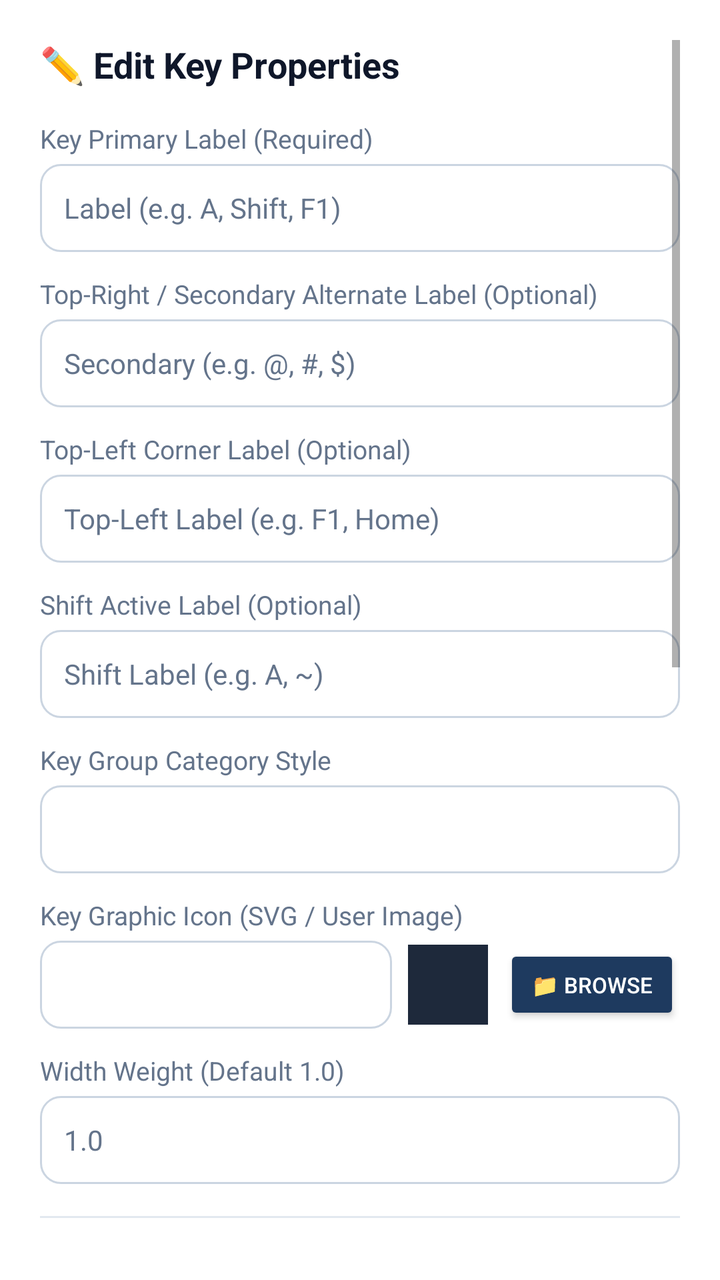
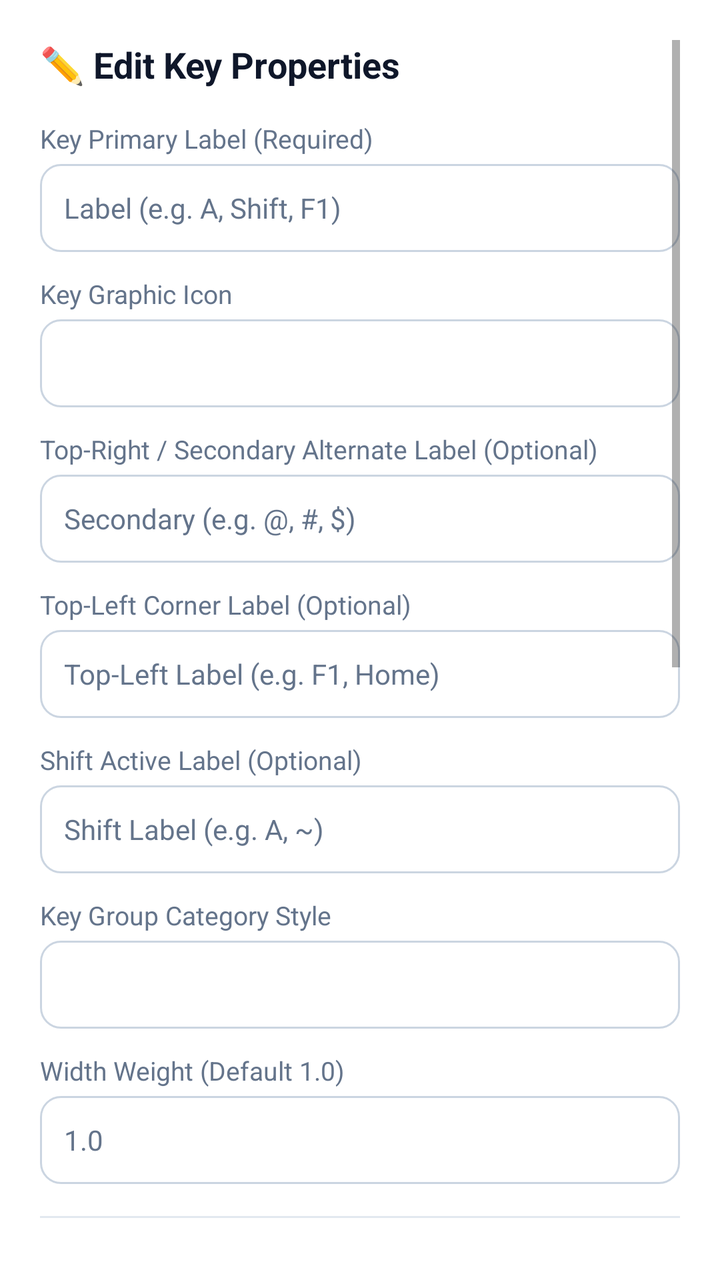

Screens rendered from an Android XML layout before and after an edit, with the pre-edit source and the edit as a unified diff.
<!-- AndroidManifest.xml: application theme Theme.ProgrammerKeyboard -->
<!-- res/layout/dialog_edit_key.xml -->
<?xml version="1.0" encoding="utf-8"?>
<ScrollView xmlns:android="http://schemas.android.com/apk/res/android"
    android:layout_width="match_parent"
    android:layout_height="wrap_content"
    android:padding="20dp">

    <LinearLayout
        android:layout_width="match_parent"
        android:layout_height="wrap_content"
        android:orientation="vertical">

        <TextView
            android:layout_width="wrap_content"
            android:layout_height="wrap_content"
            android:text="✏️ Edit Key Properties"
            android:textColor="@color/settings_text_header"
            android:textSize="18sp"
            android:textStyle="bold"
            android:layout_marginBottom="16dp" />

        
        <TextView
            android:layout_width="wrap_content"
            android:layout_height="wrap_content"
            android:text="Key Primary Label (Required)"
            android:textColor="@color/settings_text_sub"
            android:textSize="13sp"
            android:layout_marginBottom="4dp" />

        <EditText
            android:id="@+id/etEditKeyPrimaryLabel"
            android:layout_width="match_parent"
            android:layout_height="44dp"
            android:background="@drawable/bg_spinner_card"
            android:hint="Label (e.g. A, Shift, F1)"
            android:textColorHint="#64748B"
            android:paddingStart="12dp"
            android:paddingEnd="12dp"
            android:textColor="@color/settings_text_header"
            android:textSize="14sp"
            android:layout_marginBottom="12dp" />

        
        <TextView
            android:layout_width="wrap_content"
            android:layout_height="wrap_content"
            android:text="Top-Right / Secondary Alternate Label (Optional)"
            android:textColor="@color/settings_text_sub"
            android:textSize="13sp"
            android:layout_marginBottom="4dp" />

        <EditText
            android:id="@+id/etEditKeySecondaryLabel"
            android:layout_width="match_parent"
            android:layout_height="44dp"
            android:background="@drawable/bg_spinner_card"
            android:hint="Secondary (e.g. @, #, $)"
            android:textColorHint="#64748B"
            android:paddingStart="12dp"
            android:paddingEnd="12dp"
            android:textColor="@color/settings_text_header"
            android:textSize="14sp"
            android:layout_marginBottom="12dp" />

        
        <TextView
            android:layout_width="wrap_content"
            android:layout_height="wrap_content"
            android:text="Top-Left Corner Label (Optional)"
            android:textColor="@color/settings_text_sub"
            android:textSize="13sp"
            android:layout_marginBottom="4dp" />

        <EditText
            android:id="@+id/etEditKeyTopLeftLabel"
            android:layout_width="match_parent"
            android:layout_height="44dp"
            android:background="@drawable/bg_spinner_card"
            android:hint="Top-Left Label (e.g. F1, Home)"
            android:textColorHint="#64748B"
            android:paddingStart="12dp"
            android:paddingEnd="12dp"
            android:textColor="@color/settings_text_header"
            android:textSize="14sp"
            android:layout_marginBottom="12dp" />

        
        <TextView
            android:layout_width="wrap_content"
            android:layout_height="wrap_content"
            android:text="Shift Active Label (Optional)"
            android:textColor="@color/settings_text_sub"
            android:textSize="13sp"
            android:layout_marginBottom="4dp" />

        <EditText
            android:id="@+id/etEditKeyShiftLabel"
            android:layout_width="match_parent"
            android:layout_height="44dp"
            android:background="@drawable/bg_spinner_card"
            android:hint="Shift Label (e.g. A, ~)"
            android:textColorHint="#64748B"
            android:paddingStart="12dp"
            android:paddingEnd="12dp"
            android:textColor="@color/settings_text_header"
            android:textSize="14sp"
            android:layout_marginBottom="12dp" />

        
        <TextView
            android:layout_width="wrap_content"
            android:layout_height="wrap_content"
            android:text="Key Group Category Style"
            android:textColor="@color/settings_text_sub"
            android:textSize="13sp"
            android:layout_marginBottom="4dp" />

        <Spinner
            android:id="@+id/spEditKeyCategoryStyle"
            android:layout_width="match_parent"
            android:layout_height="44dp"
            android:background="@drawable/bg_spinner_card"
            android:paddingStart="12dp"
            android:paddingEnd="12dp"
            android:layout_marginBottom="12dp" />

        
        <TextView
            android:layout_width="wrap_content"
            android:layout_height="wrap_content"
            android:text="Key Graphic Icon (SVG / User Image)"
            android:textColor="@color/settings_text_sub"
            android:textSize="13sp"
            android:layout_marginBottom="4dp" />

        <LinearLayout
            android:layout_width="match_parent"
            android:layout_height="wrap_content"
            android:orientation="horizontal"
            android:gravity="center_vertical"
            android:layout_marginBottom="12dp">

            <Spinner
                android:id="@+id/spEditKeyIcon"
                android:layout_width="0dp"
                android:layout_height="44dp"
                android:layout_weight="1"
                android:background="@drawable/bg_spinner_card"
                android:paddingStart="12dp"
                android:paddingEnd="12dp" />

            <ImageView
                android:id="@+id/ivEditKeyIconPreview"
                android:layout_width="40dp"
                android:layout_height="40dp"
                android:layout_marginStart="8dp"
                android:background="#1E293B"
                android:padding="6dp"
                android:scaleType="fitCenter"
                android:visibility="visible" />

            <Button
                android:id="@+id/btnBrowseKeyImage"
                android:layout_width="wrap_content"
                android:layout_height="40dp"
                android:layout_marginStart="8dp"
                android:text="📁 Browse"
                android:textSize="11sp"
                android:backgroundTint="#1E3A5F"
                android:textColor="#FFFFFF"
                android:paddingStart="8dp"
                android:paddingEnd="8dp" />
        </LinearLayout>

        
        <TextView
            android:layout_width="wrap_content"
            android:layout_height="wrap_content"
            android:text="Width Weight (Default 1.0)"
            android:textColor="@color/settings_text_sub"
            android:textSize="13sp"
            android:layout_marginBottom="4dp" />

        <EditText
            android:id="@+id/etEditKeyWidthWeight"
            android:layout_width="match_parent"
            android:layout_height="44dp"
            android:background="@drawable/bg_spinner_card"
            android:hint="1.0"
            android:textColorHint="#64748B"
            android:inputType="numberDecimal"
            android:paddingStart="12dp"
            android:paddingEnd="12dp"
            android:textColor="@color/settings_text_header"
            android:textSize="14sp"
            android:layout_marginBottom="16dp" />

        
        <View
            android:layout_width="match_parent"
            android:layout_height="1dp"
            android:background="@color/settings_divider"
            android:layout_marginBottom="16dp" />

        <TextView
            android:layout_width="wrap_content"
            android:layout_height="wrap_content"
            android:text="⚡ Access Method Key Actions"
            android:textColor="@color/key_text_primary"
            android:textSize="15sp"
            android:textStyle="bold"
            android:layout_marginBottom="12dp" />

        
        <TextView
            android:layout_width="wrap_content"
            android:layout_height="wrap_content"
            android:text="1. On Tap / Press Action"
            android:textColor="#38BDF8"
            android:textSize="13sp"
            android:textStyle="bold"
            android:layout_marginBottom="4dp" />

        <Spinner
            android:id="@+id/spEditKeyActionType"
            android:layout_width="match_parent"
            android:layout_height="44dp"
            android:background="@drawable/bg_spinner_card"
            android:paddingStart="12dp"
            android:paddingEnd="12dp"
            android:layout_marginBottom="4dp" />

        <Spinner
            android:id="@+id/spEditKeyActionParamSelect"
            android:layout_width="match_parent"
            android:layout_height="44dp"
            android:background="@drawable/bg_spinner_card"
            android:paddingStart="12dp"
            android:paddingEnd="12dp"
            android:visibility="gone"
            android:layout_marginBottom="4dp" />

        <EditText
            android:id="@+id/etEditKeyActionParam"
            android:layout_width="match_parent"
            android:layout_height="44dp"
            android:background="@drawable/bg_spinner_card"
            android:hint="Parameter (e.g. text string or keycode)"
            android:textColorHint="#64748B"
            android:paddingStart="12dp"
            android:paddingEnd="12dp"
            android:textColor="@color/settings_text_header"
            android:textSize="14sp"
            android:layout_marginBottom="16dp" />

        
        <TextView
            android:layout_width="wrap_content"
            android:layout_height="wrap_content"
            android:text="2. On Long Press Action"
            android:textColor="#38BDF8"
            android:textSize="13sp"
            android:textStyle="bold"
            android:layout_marginBottom="4dp" />

        <Spinner
            android:id="@+id/spEditKeyLongPressType"
            android:layout_width="match_parent"
            android:layout_height="44dp"
            android:background="@drawable/bg_spinner_card"
            android:paddingStart="12dp"
            android:paddingEnd="12dp"
            android:layout_marginBottom="4dp" />

        <Spinner
            android:id="@+id/spEditKeyLongPressParamSelect"
            android:layout_width="match_parent"
            android:layout_height="44dp"
            android:background="@drawable/bg_spinner_card"
            android:paddingStart="12dp"
            android:paddingEnd="12dp"
            android:visibility="gone"
            android:layout_marginBottom="4dp" />

        <EditText
            android:id="@+id/etEditKeyLongPressParam"
            android:layout_width="match_parent"
            android:layout_height="44dp"
            android:background="@drawable/bg_spinner_card"
            android:hint="Parameter (e.g. repeat keycode, layout name, text)"
            android:textColorHint="#64748B"
            android:paddingStart="12dp"
            android:paddingEnd="12dp"
            android:textColor="@color/settings_text_header"
            android:textSize="14sp"
            android:layout_marginBottom="16dp" />

        
        <TextView
            android:layout_width="wrap_content"
            android:layout_height="wrap_content"
            android:text="3. On Swipe Up Action"
            android:textColor="#38BDF8"
            android:textSize="13sp"
            android:textStyle="bold"
            android:layout_marginBottom="4dp" />

        <Spinner
            android:id="@+id/spEditKeySwipeUpType"
            android:layout_width="match_parent"
            android:layout_height="44dp"
            android:background="@drawable/bg_spinner_card"
            android:paddingStart="12dp"
            android:paddingEnd="12dp"
            android:layout_marginBottom="4dp" />

        <Spinner
            android:id="@+id/spEditKeySwipeUpParamSelect"
            android:layout_width="match_parent"
            android:layout_height="44dp"
            android:background="@drawable/bg_spinner_card"
            android:paddingStart="12dp"
            android:paddingEnd="12dp"
            android:visibility="gone"
            android:layout_marginBottom="4dp" />

        <EditText
            android:id="@+id/etEditKeySwipeUpParam"
            android:layout_width="match_parent"
            android:layout_height="44dp"
            android:background="@drawable/bg_spinner_card"
            android:hint="Parameter (e.g. text character, keycode)"
            android:textColorHint="#64748B"
            android:paddingStart="12dp"
            android:paddingEnd="12dp"
            android:textColor="@color/settings_text_header"
            android:textSize="14sp"
            android:layout_marginBottom="16dp" />

        
        <TextView
            android:layout_width="wrap_content"
            android:layout_height="wrap_content"
            android:text="4. On Swipe Down Action"
            android:textColor="#38BDF8"
            android:textSize="13sp"
            android:textStyle="bold"
            android:layout_marginBottom="4dp" />

        <Spinner
            android:id="@+id/spEditKeySwipeDownType"
            android:layout_width="match_parent"
            android:layout_height="44dp"
            android:background="@drawable/bg_spinner_card"
            android:paddingStart="12dp"
            android:paddingEnd="12dp"
            android:layout_marginBottom="4dp" />

        <Spinner
            android:id="@+id/spEditKeySwipeDownParamSelect"
            android:layout_width="match_parent"
            android:layout_height="44dp"
            android:background="@drawable/bg_spinner_card"
            android:paddingStart="12dp"
            android:paddingEnd="12dp"
            android:visibility="gone"
            android:layout_marginBottom="4dp" />

        <EditText
            android:id="@+id/etEditKeySwipeDownParam"
            android:layout_width="match_parent"
            android:layout_height="44dp"
            android:background="@drawable/bg_spinner_card"
            android:hint="Parameter (e.g. text character, keycode)"
            android:textColorHint="#64748B"
            android:paddingStart="12dp"
            android:paddingEnd="12dp"
            android:textColor="@color/settings_text_header"
            android:textSize="14sp"
            android:layout_marginBottom="20dp" />

        
        <Button
            android:id="@+id/btnDeleteKey"
            android:layout_width="match_parent"
            android:layout_height="44dp"
            android:backgroundTint="#7F1D1D"
            android:text="🗑️ Delete Key from Layout"
            android:textColor="#FFFFFF"
            android:textSize="13sp"
            android:textStyle="bold" />

    </LinearLayout>
</ScrollView>
<!-- resources referenced by this layout -->
<resources>
  <color name="key_text_primary">#0F172A</color>
  <color name="settings_divider">#E2E8F0</color>
  <color name="settings_text_header">#0F172A</color>
  <color name="settings_text_sub">#64748B</color>
  <!-- drawable bg_spinner_card (drawable) -->
  <?xml version="1.0" encoding="utf-8"?>
  <shape xmlns:android="http://schemas.android.com/apk/res/android"
      android:shape="rectangle">
      <solid android:color="@color/settings_card_bg" />
      <corners android:radius="10dp" />
      <stroke
          android:width="1dp"
          android:color="@color/settings_card_border" />
  </shape>
  <style name="Theme.ProgrammerKeyboard" parent="Theme.MaterialComponents.DayNight.NoActionBar">
          <item name="colorPrimary">#38BDF8</item>
          <item name="colorPrimaryVariant">#0284C7</item>
          <item name="colorOnPrimary">#0F172A</item>
          <item name="android:statusBarColor">#12141C</item>
          <item name="android:navigationBarColor">#12141C</item>
      </style>
  <color name="settings_card_bg">#FFFFFF</color>
  <color name="settings_card_border">#CBD5E1</color>
</resources>

<!-- the commit's change to res/layout/dialog_edit_key.xml (unified diff, before → after) -->
@@ -44,6 +44,24 @@
         <TextView
             android:layout_width="wrap_content"
             android:layout_height="wrap_content"
+            android:text="Key Graphic Icon"
+            android:textColor="@color/settings_text_sub"
+            android:textSize="13sp"
+            android:layout_marginBottom="4dp" />
+
+        <Spinner
+            android:id="@+id/spEditKeyIcon"
+            android:layout_width="match_parent"
+            android:layout_height="44dp"
+            android:background="@drawable/bg_spinner_card"
+            android:paddingStart="12dp"
+            android:paddingEnd="12dp"
+            android:layout_marginBottom="12dp" />
+
+        
+        <TextView
+            android:layout_width="wrap_content"
+            android:layout_height="wrap_content"
             android:text="Top-Right / Secondary Alternate Label (Optional)"
             android:textColor="@color/settings_text_sub"
             android:textSize="13sp"
@@ -123,54 +141,6 @@
             android:paddingStart="12dp"
             android:paddingEnd="12dp"
             android:layout_marginBottom="12dp" />
-
-        
-        <TextView
-            android:layout_width="wrap_content"
-            android:layout_height="wrap_content"
-            android:text="Key Graphic Icon (SVG / User Image)"
-            android:textColor="@color/settings_text_sub"
-            android:textSize="13sp"
-            android:layout_marginBottom="4dp" />
-
-        <LinearLayout
-            android:layout_width="match_parent"
-            android:layout_height="wrap_content"
-            android:orientation="horizontal"
-            android:gravity="center_vertical"
-            android:layout_marginBottom="12dp">
-
-            <Spinner
-                android:id="@+id/spEditKeyIcon"
-                android:layout_width="0dp"
-                android:layout_height="44dp"
-                android:layout_weight="1"
-                android:background="@drawable/bg_spinner_card"
-                android:paddingStart="12dp"
-                android:paddingEnd="12dp" />
-
-            <ImageView
-                android:id="@+id/ivEditKeyIconPreview"
-                android:layout_width="40dp"
-                android:layout_height="40dp"
-                android:layout_marginStart="8dp"
-                android:background="#1E293B"
-                android:padding="6dp"
-                android:scaleType="fitCenter"
-                android:visibility="visible" />
-
-            <Button
-                android:id="@+id/btnBrowseKeyImage"
-                android:layout_width="wrap_content"
-                android:layout_height="40dp"
-                android:layout_marginStart="8dp"
-                android:text="📁 Browse"
-                android:textSize="11sp"
-                android:backgroundTint="#1E3A5F"
-                android:textColor="#FFFFFF"
-                android:paddingStart="8dp"
-                android:paddingEnd="8dp" />
-        </LinearLayout>
 
         
         <TextView
